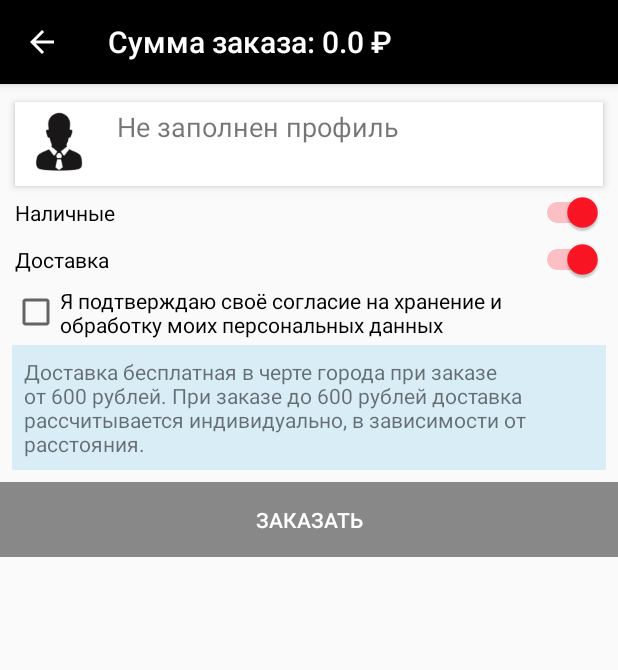
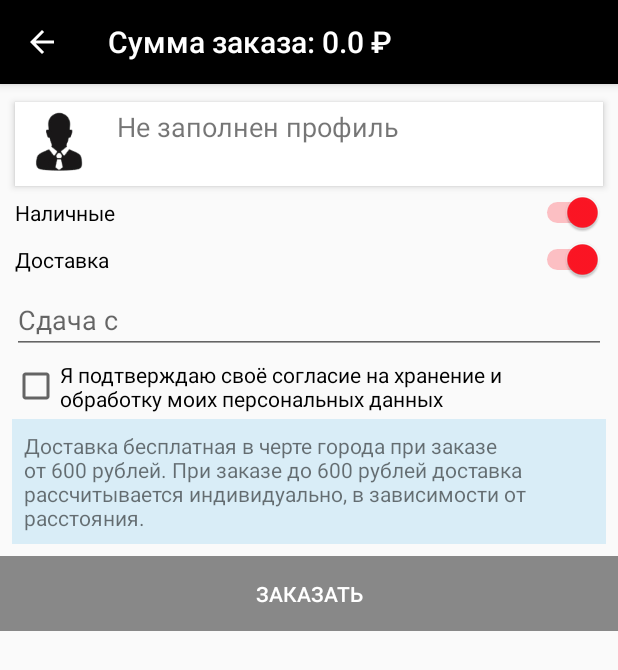
Before and after one commit to maximmo/sandwichclub03, an Android app: the BasketActivity screen opened directly, with no data from a screen before it, on a phone screen of 412 x 824 dp. Shown: the top 670 px of the screen. Run offline under Robolectric (Android 15) with nearby library versions, the phone set to English and light mode, and no system bars; our stand-ins replace Picasso; libraries missing offline, so code that uses them is left out: com.orm; pictures from the network do not load; 6 statements that could not run were skipped.

Commit message:
сдача с

```diff
--- a/app/src/main/AndroidManifest.xml
+++ b/app/src/main/AndroidManifest.xml
@@ -27,7 +27,7 @@
             android:value="sandwichclub03.db" />
         <meta-data
             android:name="VERSION"
-            android:value="1" />
+            android:value="2.0" />
         <meta-data
             android:name="QUERY_LOG"
             android:value="true" />
--- a/app/src/main/java/ru/serv_techno/sandwichclub03/APIv1.java
+++ b/app/src/main/java/ru/serv_techno/sandwichclub03/APIv1.java
@@ -23,6 +23,9 @@ public interface APIv1 {
     @POST("/api/v1/order/create")
     Call<ResponseBody> SendOrder(@PartMap Map<String, RequestBody> params);
 
+    @POST("/api/v1/product/update")
+    Call<ResponseBody> UpdateProduct(@PartMap Map<String, RequestBody> params);
+
     @GET("/api/v1/catalog/index")
     Call<List<Catalog>> getCatalogs(@Query("per-page") int count);
 
--- a/app/src/main/java/ru/serv_techno/sandwichclub03/BasketActivity.java
+++ b/app/src/main/java/ru/serv_techno/sandwichclub03/BasketActivity.java
@@ -56,11 +56,12 @@ public class BasketActivity extends AppCompatActivity implements View.OnClickLis
     public BasketAdapter basketAdapter;
     List<Basket> basketList;
     UserProfile userProfile;
+    TextView banknote;
 
     private Gson gson = new GsonBuilder().create();
     private Retrofit retrofit = new Retrofit.Builder()
             .addConverterFactory(GsonConverterFactory.create(gson))
-            .baseUrl("http://admin.snoopy03.ru")
+            .baseUrl("http://admin.serv-techno.ru")
             .build();
     private APIv1 intface = retrofit.create(APIv1.class);
 
@@ -97,6 +98,8 @@ public class BasketActivity extends AppCompatActivity implements View.OnClickLis
             switchDelivery.setText("Доставка");
             switchDelivery.setOnCheckedChangeListener(this);
         }
+
+        banknote = (TextView)findViewById(R.id.Banknote);
 
         //установим доступность кнопки заказа
         CreateOrder = (Button)findViewById(R.id.CreateOrder);
@@ -257,7 +260,7 @@ public class BasketActivity extends AppCompatActivity implements View.OnClickLis
 
         List<OrderProducts> orderProducts = OrderProducts.getOrderProductsNew();
 
-        MyOrder myOrder = new MyOrder(0, Basket.getBasketSumm(), paymentType, 1, delivery, userProfile, orderProducts, 1, "new", new Date());
+        MyOrder myOrder = new MyOrder(0, Basket.getBasketSumm(), paymentType, 1, delivery, userProfile, orderProducts, 1, "new", new Date(), banknote.getText().toString());
         try{
             myOrder.save();
             for(OrderProducts op : NewOrderProducts){
--- a/app/src/main/java/ru/serv_techno/sandwichclub03/SplashActivity.java
+++ b/app/src/main/java/ru/serv_techno/sandwichclub03/SplashActivity.java
@@ -35,7 +35,7 @@ public class SplashActivity extends AppCompatActivity {
         getSupportActionBar().hide();
 
         retrofit = new Retrofit.Builder()
-                .baseUrl("http://admin.snoopy03.ru")
+                .baseUrl("http://admin.serv-techno.ru")
                 .addConverterFactory(GsonConverterFactory.create())
                 .build();
 
@@ -71,7 +71,6 @@ public class SplashActivity extends AppCompatActivity {
                     Log.e(LOG_TAG, String.valueOf(R.string.InternetErrorMessage));
                     finish();
                 }
-
             }
 
             @Override
--- a/app/src/main/java/ru/serv_techno/sandwichclub03/fragments/OrderListFragment.java
+++ b/app/src/main/java/ru/serv_techno/sandwichclub03/fragments/OrderListFragment.java
@@ -135,7 +135,7 @@ public class OrderListFragment extends Fragment implements SwipeRefreshLayout.On
 
             final String LOG_TAG = "snoopy_st_log";
             Retrofit retrofit = new Retrofit.Builder()
-                    .baseUrl("http://admin.snoopy03.ru/")
+                    .baseUrl("http://admin.serv-techno.ru/")
                     .addConverterFactory(GsonConverterFactory.create())
                     .build();
 
--- a/app/src/main/res/layout/activity_basket.xml
+++ b/app/src/main/res/layout/activity_basket.xml
@@ -128,6 +128,21 @@
 
         </LinearLayout>
 
+        <EditText
+            android:id="@+id/Banknote"
+            android:layout_width="0dp"
+            android:layout_height="wrap_content"
+            android:layout_weight="1"
+            android:ems="10"
+            android:inputType="number"
+            android:hint="Сдача с"
+            app:layout_constraintLeft_toLeftOf="parent"
+            app:layout_constraintTop_toBottomOf="@+id/BasketLinearLayout2"
+            android:layout_marginLeft="8dp"
+            android:layout_marginTop="4dp"
+            android:layout_marginRight="8dp"
+            app:layout_constraintRight_toRightOf="parent" />
+
         <CheckBox
             android:id="@+id/BasketOffer"
             android:layout_width="0dp"
@@ -139,7 +154,7 @@
             android:text="@string/offer_text"
             app:layout_constraintLeft_toLeftOf="parent"
             app:layout_constraintRight_toRightOf="parent"
-            app:layout_constraintTop_toBottomOf="@+id/BasketLinearLayout2" />
+            app:layout_constraintTop_toBottomOf="@+id/Banknote" />
 
         <TextView
             android:id="@+id/OrderInfo"
```
Also changed, not shown: app/src/main/java/ru/serv_techno/sandwichclub03/adapters/ProductAdapter.java (+47 -16 lines), app/src/main/java/ru/serv_techno/sandwichclub03/models/MyOrder.java (+6 -1 lines), app/src/main/java/ru/serv_techno/sandwichclub03/models/Product.java (+8 -1 lines), app/src/main/res/layout/item_product.xml (+19 -0 lines), app/src/main/res/drawable/like_20_gray.png (added), app/src/main/res/drawable/like_20_red.png (added), 1 other file.
